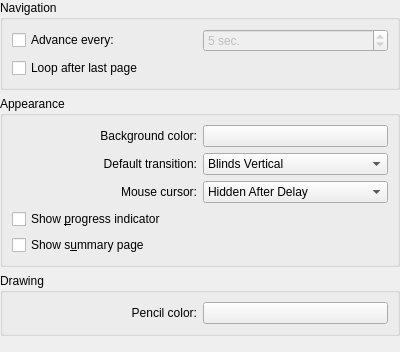
Qt form conf/dlgpresentationbase.ui (KDE/okular) before a commit.
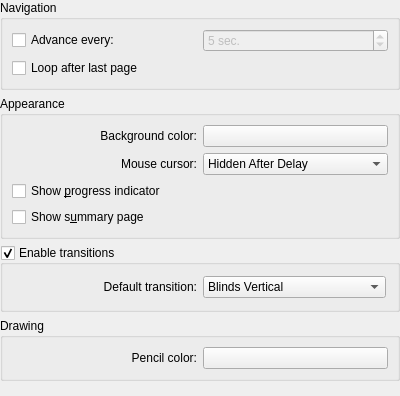
The same form after that commit. Custom widgets are drawn as their Qt base class.

Commit message:
Add an option to disable page transitions in presentation mode.
Implements KPDF wish #119919.

```diff
--- a/conf/dlgpresentationbase.ui
+++ b/conf/dlgpresentationbase.ui
@@ -6,7 +6,7 @@
     <x>0</x>
     <y>0</y>
     <width>400</width>
-    <height>352</height>
+    <height>396</height>
    </rect>
   </property>
   <layout class="QVBoxLayout" >
@@ -121,19 +121,7 @@
         <property name="leftMargin" >
          <number>0</number>
         </property>
-        <property name="topMargin" >
-         <number>0</number>
-        </property>
-        <property name="rightMargin" >
-         <number>0</number>
-        </property>
-        <property name="bottomMargin" >
-         <number>0</number>
-        </property>
-        <property name="horizontalSpacing" >
-         <number>6</number>
-        </property>
-        <property name="verticalSpacing" >
+        <property name="spacing" >
          <number>6</number>
         </property>
         <item row="0" column="0" >
@@ -150,6 +138,66 @@
          <widget class="KColorButton" name="kcfg_SlidesBackgroundColor" />
         </item>
         <item row="1" column="0" >
+         <widget class="QLabel" name="textLabel2" >
+          <property name="text" >
+           <string>Mouse cursor:</string>
+          </property>
+          <property name="alignment" >
+           <set>Qt::AlignRight|Qt::AlignTrailing|Qt::AlignVCenter</set>
+          </property>
+         </widget>
+        </item>
+        <item row="1" column="1" >
+         <widget class="QComboBox" name="kcfg_SlidesCursor" >
+          <item>
+           <property name="text" >
+            <string>Hidden After Delay</string>
+           </property>
+          </item>
+          <item>
+           <property name="text" >
+            <string>Always Visible</string>
+           </property>
+          </item>
+          <item>
+           <property name="text" >
+            <string>Always Hidden</string>
+           </property>
+          </item>
+         </widget>
+        </item>
+       </layout>
+      </item>
+      <item>
+       <widget class="QCheckBox" name="kcfg_SlidesShowProgress" >
+        <property name="text" >
+         <string>Show &amp;progress indicator</string>
+        </property>
+       </widget>
+      </item>
+      <item>
+       <widget class="QCheckBox" name="kcfg_SlidesShowSummary" >
+        <property name="text" >
+         <string>Show s&amp;ummary page</string>
+        </property>
+       </widget>
+      </item>
+     </layout>
+    </widget>
+   </item>
+   <item>
+    <widget class="QGroupBox" name="kcfg_SlidesTransitionsEnabled" >
+     <property name="title" >
+      <string>Enable transitions</string>
+     </property>
+     <property name="checkable" >
+      <bool>true</bool>
+     </property>
+     <property name="checked" >
+      <bool>true</bool>
+     </property>
+     <layout class="QGridLayout" name="gridLayout" >
+      <item row="0" column="0" >
          <widget class="QLabel" name="textLabel1" >
           <property name="text" >
            <string>Default transition:</string>
@@ -159,7 +207,7 @@
           </property>
          </widget>
         </item>
-        <item row="1" column="1" >
+      <item row="0" column="1" >
          <widget class="QComboBox" name="kcfg_SlidesTransition" >
           <item>
            <property name="text" >
@@ -253,51 +301,6 @@
           </item>
          </widget>
         </item>
-        <item row="2" column="0" >
-         <widget class="QLabel" name="textLabel2" >
-          <property name="text" >
-           <string>Mouse cursor:</string>
-          </property>
-          <property name="alignment" >
-           <set>Qt::AlignRight|Qt::AlignTrailing|Qt::AlignVCenter</set>
-          </property>
-         </widget>
-        </item>
-        <item row="2" column="1" >
-         <widget class="QComboBox" name="kcfg_SlidesCursor" >
-          <item>
-           <property name="text" >
-            <string>Hidden After Delay</string>
-           </property>
-          </item>
-          <item>
-           <property name="text" >
-            <string>Always Visible</string>
-           </property>
-          </item>
-          <item>
-           <property name="text" >
-            <string>Always Hidden</string>
-           </property>
-          </item>
-         </widget>
-        </item>
-       </layout>
-      </item>
-      <item>
-       <widget class="QCheckBox" name="kcfg_SlidesShowProgress" >
-        <property name="text" >
-         <string>Show &amp;progress indicator</string>
-        </property>
-       </widget>
-      </item>
-      <item>
-       <widget class="QCheckBox" name="kcfg_SlidesShowSummary" >
-        <property name="text" >
-         <string>Show s&amp;ummary page</string>
-        </property>
-       </widget>
-      </item>
      </layout>
     </widget>
    </item>
```
Left out of the diff: 70 changed lines with no effect on the pictures. Lines whose indentation alone changed are shown as unchanged. The commit also changes 2 other files.
